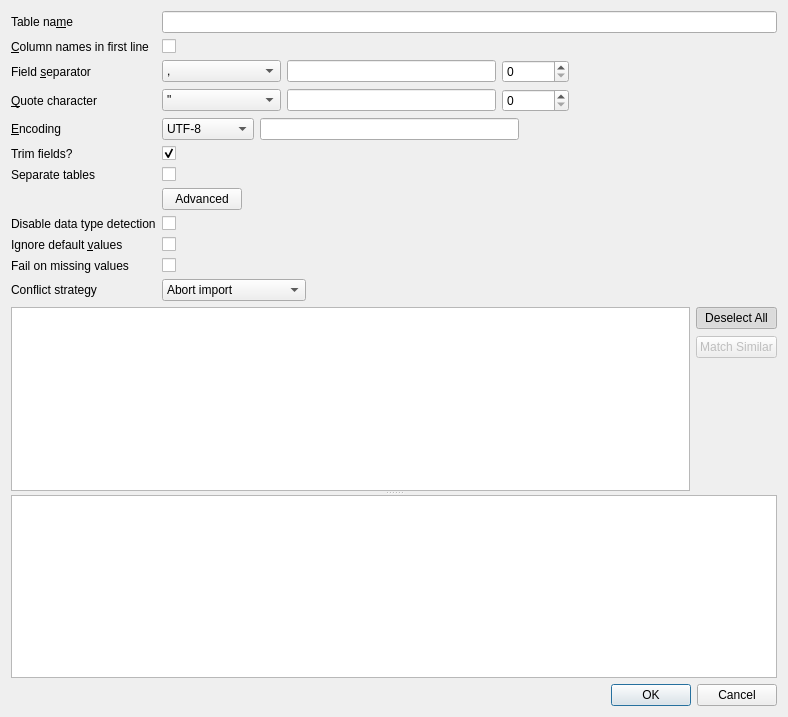
Old version of the form src/ImportCsvDialog.ui in the repository sqlitebrowser/sqlitebrowser.
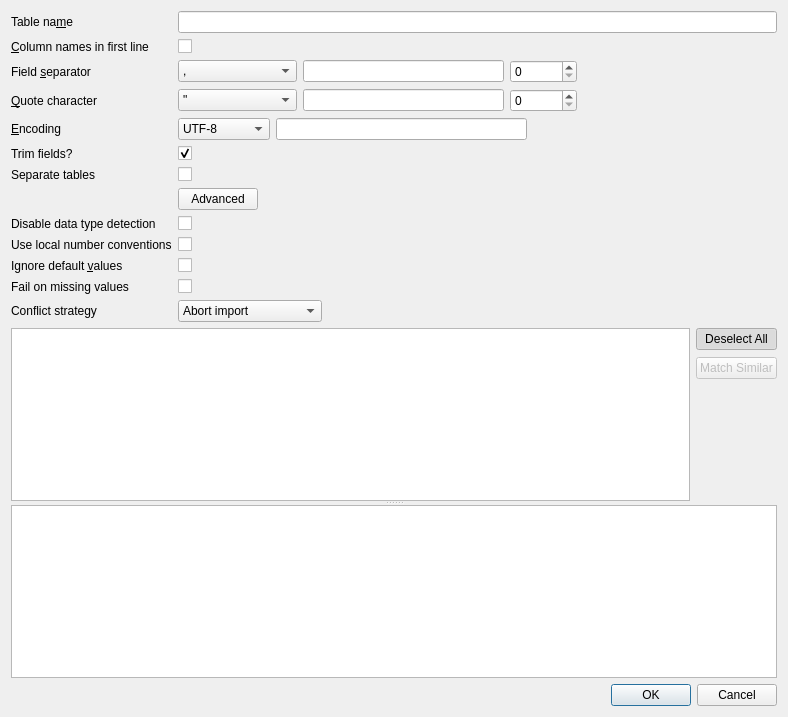
New version of the form. Icons and pictures are not drawn.

Commit message:
CSV Import: give option to use system locale conventions
This will allow to import numbers in CSV which use ',' as decimal separator
and '.' as thousands separator, when the system locale is Spanish (Spain),
for example.

Additionally this commit detects the full range supported by SQLite for
INTEGER and REAL numbers, that is, 64 bit integers are not converted to
REAL and double precision reals are not converted to TEXT.

See issues #1347 and #2140.

Diff of the .ui file:
```diff
--- a/src/ImportCsvDialog.ui
+++ b/src/ImportCsvDialog.ui
@@ -299,14 +299,14 @@
        </property>
       </widget>
      </item>
-     <item row="9" column="1">
+     <item row="10" column="1">
       <widget class="QCheckBox" name="checkIgnoreDefaults">
        <property name="toolTip">
         <string>When importing an empty value from the CSV file into an existing table with a default value for this column, that default value is inserted. Activate this option to insert an empty value instead.</string>
        </property>
       </widget>
      </item>
-     <item row="9" column="0">
+     <item row="10" column="0">
       <widget class="QLabel" name="labelIgnoreDefaults">
        <property name="text">
         <string>Ignore default &amp;values</string>
@@ -350,6 +350,23 @@
        </property>
       </widget>
      </item>
+     <item row="9" column="0">
+      <widget class="QLabel" name="labelLocalConventions">
+       <property name="text">
+        <string>Use local number conventions</string>
+       </property>
+       <property name="buddy">
+        <cstring>checkLocalConventions</cstring>
+       </property>
+      </widget>
+     </item>
+     <item row="9" column="1">
+      <widget class="QCheckBox" name="checkLocalConventions">
+       <property name="toolTip">
+        <string>Use decimal and thousands separators according to the system locale.</string>
+       </property>
+      </widget>
+     </item>
      <item row="12" column="1">
       <widget class="QComboBox" name="comboOnConflictStrategy">
        <property name="toolTip">
```
Left out of the diff: 1 changed line with no effect on the pictures. The commit also changes 1 other file.
